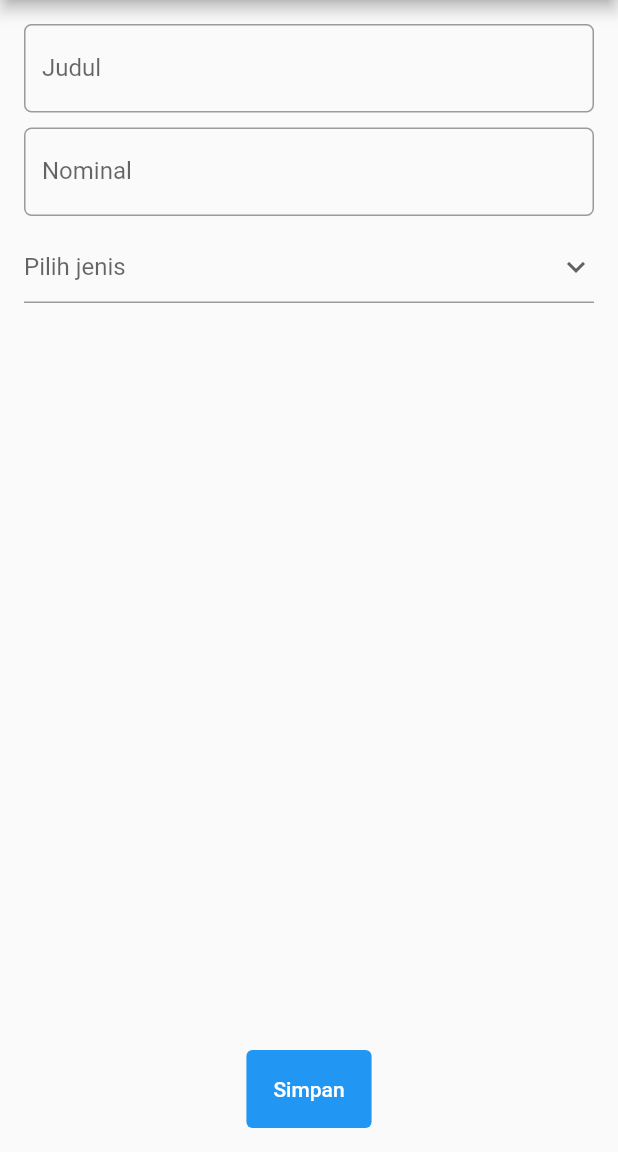
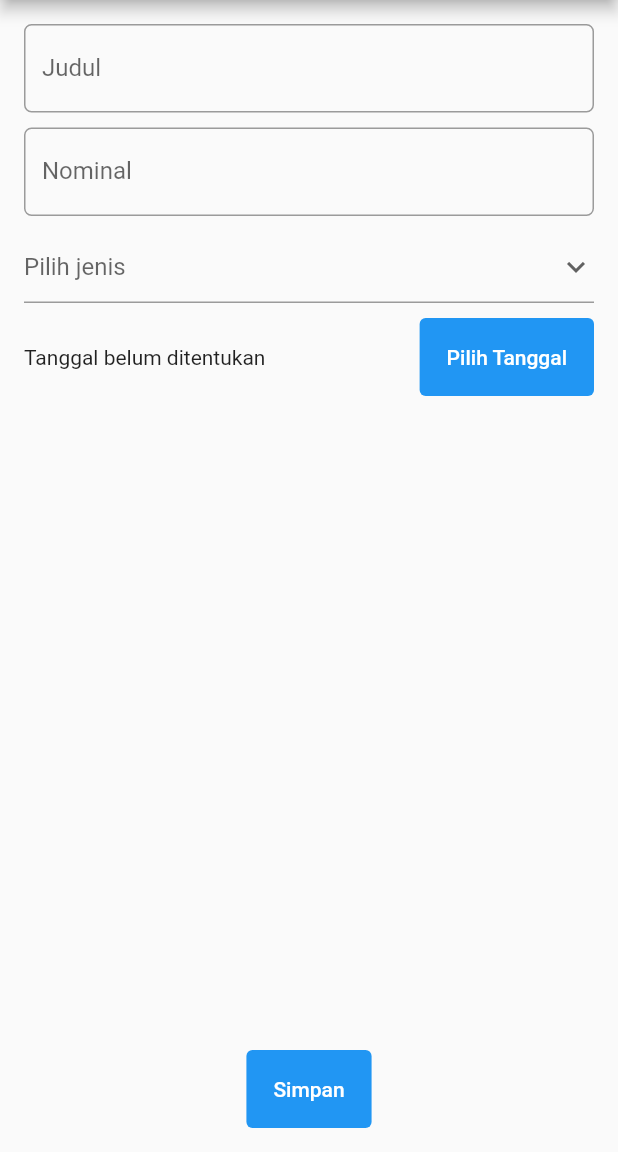
Before and after one commit to rorre/pbp-flutter-lab, a Flutter app: the AddBudgetPage screen opened directly, on a phone screen of 412 x 824 dp, the part 84-1236 px from its top. Run offline on Flutter 3.47's test engine with Material 2 defaults, Android fonts, the phone set to English and light mode, and no system bars.

Commit message:
PBP bonus impl

```diff
--- a/lib/add.dart
+++ b/lib/add.dart
@@ -9,11 +9,13 @@ class TextInput extends StatelessWidget {
       {super.key,
       required this.onEdit,
       required this.label,
-      required this.validator});
+      required this.validator,
+      this.onTap});
 
   final String label;
   final void Function(String? value) onEdit;
   final String? Function(String? validator) validator;
+  final void Function()? onTap;
 
   @override
   Widget build(BuildContext context) {
@@ -27,6 +29,7 @@ class TextInput extends StatelessWidget {
       onChanged: onEdit,
       onSaved: onEdit,
       validator: validator,
+      onTap: onTap,
     );
   }
 }
@@ -39,24 +42,21 @@ class AddBudgetPage extends StatefulWidget {
 }
 
 class _AddBudgetState extends State<AddBudgetPage> {
-  List<String> listJenis = [
-    "Makanan",
-    "Minuman",
-    "Akademis",
-    "Jalan-jalan",
-    "Misc",
-  ];
+  List<String> listJenis = ["Pengeluaran", "Pemasukan"];
   final _formKey = GlobalKey<FormState>();
   String judul = "";
   int nonimal = 0;
   String? jenis;
+  DateTime? tanggal;
 
   void submitForm(BuildContext ctx) {
-    if (!_formKey.currentState!.validate()) {
+    if (!_formKey.currentState!.validate() || tanggal == null) {
+      ScaffoldMessenger.of(context).showSnackBar(
+          const SnackBar(content: Text("Harap melengkapi data!")));
       return;
     }
 
-    final newBudget = Budget(judul, nonimal, jenis!);
+    final newBudget = Budget(judul, nonimal, jenis!, tanggal!);
     Provider.of<BudgetModel>(context, listen: false).add(newBudget);
 
     const snackBar = SnackBar(
@@ -138,6 +138,34 @@ class _AddBudgetState extends State<AddBudgetPage> {
                   return null;
                 },
               ),
+              const SizedBox(height: 10),
+              Row(
+                children: [
+                  Text(tanggal != null
+                      ? "${tanggal!.day}-${tanggal!.month}-${tanggal!.year}"
+                      : "Tanggal belum ditentukan"),
+                  const Spacer(),
+                  TextButton(
+                    onPressed: () => showDatePicker(
+                            context: context,
+                            initialDate: DateTime.now(),
+                            firstDate: DateTime(2022),
+                            lastDate: DateTime(2030))
+                        .then((value) => setState(() {
+                              tanggal = value;
+                            })),
+                    style: ButtonStyle(
+                        backgroundColor:
+                            MaterialStateProperty.all<Color>(Colors.blue),
+                        foregroundColor:
+                            MaterialStateProperty.all(Colors.white)),
+                    child: const Padding(
+                      padding: EdgeInsets.all(10),
+                      child: Text("Pilih Tanggal"),
+                    ),
+                  )
+                ],
+              ),
               const Spacer(),
               TextButton(
                 onPressed: () => submitForm(context),
--- a/lib/listing.dart
+++ b/lib/listing.dart
@@ -45,6 +45,9 @@ class _BudgetListPageState extends State<BudgetListPage> {
                         mainAxisAlignment: MainAxisAlignment.spaceBetween,
                         children: [
                           Text(item.nonimal.toString()),
+                          Text(
+                            "${item.tanggal.day}-${item.tanggal.month}-${item.tanggal.year}",
+                          ),
                           Text(item.jenis)
                         ],
                       )
--- a/lib/model.dart
+++ b/lib/model.dart
@@ -3,11 +3,12 @@ import 'dart:collection';
 import 'package:flutter/material.dart';
 
 class Budget {
-  const Budget(this.judul, this.nonimal, this.jenis);
+  const Budget(this.judul, this.nonimal, this.jenis, this.tanggal);
 
   final String judul;
   final int nonimal;
   final String jenis;
+  final DateTime tanggal;
 }
 
 class BudgetModel extends ChangeNotifier {
```
